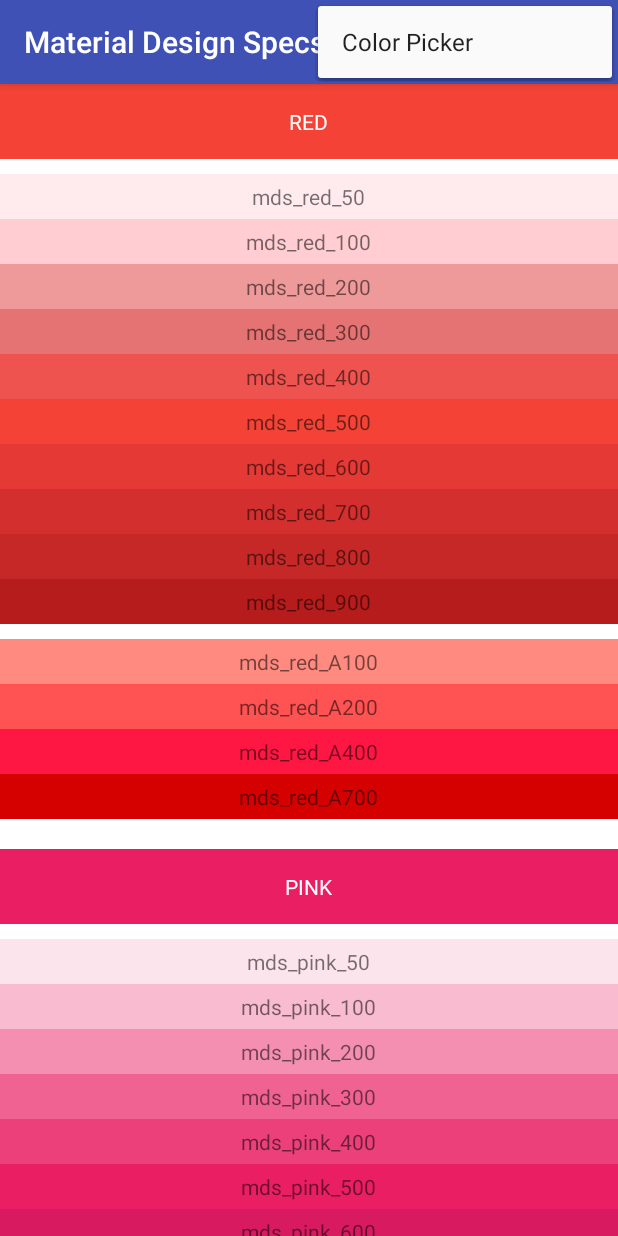
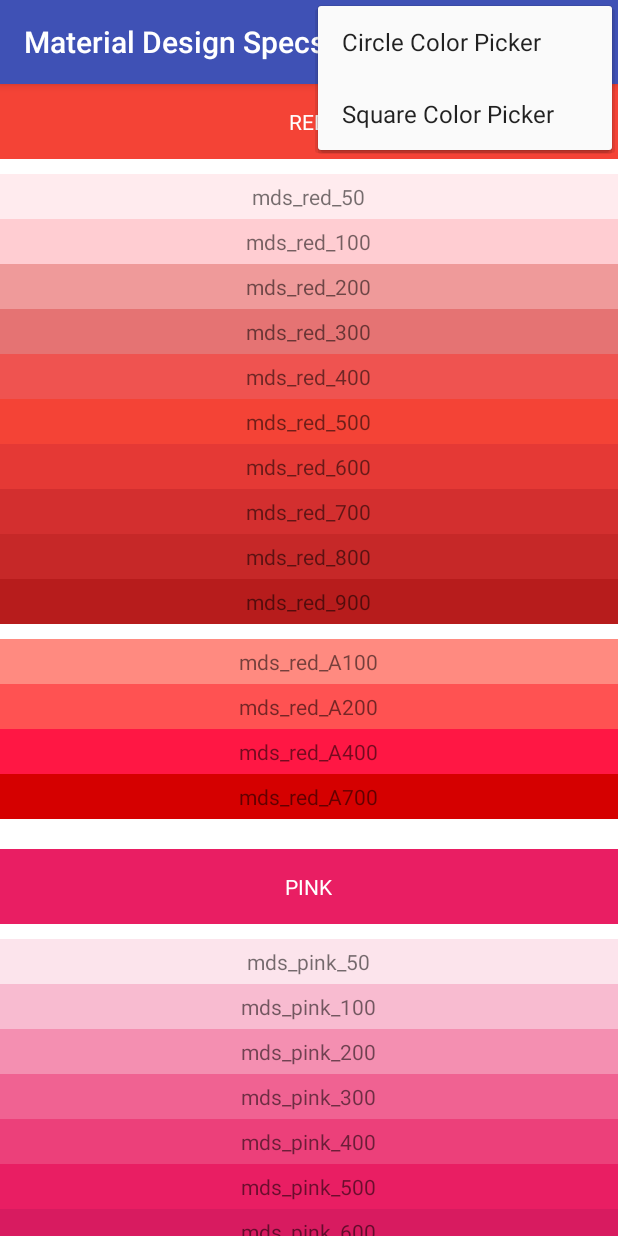
Before and after one commit to androidessence/MaterialDesignSpecs, an Android app: the screen it shows after launch (MainActivity), with the options menu open, on a phone screen of 412 x 824 dp. Run offline under Robolectric (Android 15) with nearby library versions, the phone set to English and light mode, and no system bars.

Commit message:
Added documentation and updated sample.

```diff
--- a/lib/src/main/java/com/androidessence/materialdesignspecs/AlphaNumComparator.java
+++ b/lib/src/main/java/com/androidessence/materialdesignspecs/AlphaNumComparator.java
@@ -39,7 +39,7 @@
  * Use the static "sort" method from the java.util.Collections class:
  * Collections.sort(your list, new AlphanumComparator());
  */
-public class AlphaNumComparator implements Comparator {
+class AlphaNumComparator implements Comparator {
     private boolean isDigit(char ch) {
         return ch >= 48 && ch <= 57;
     }
--- a/sample/src/main/res/menu/menu_main.xml
+++ b/sample/src/main/res/menu/menu_main.xml
@@ -3,8 +3,13 @@
     xmlns:tools="http://schemas.android.com/tools"
     tools:context="com.androidessence.materialdesignspecs.sample.MainActivity">
     <item
-        android:id="@+id/action_color_picker"
+        android:id="@+id/action_circle_color_picker"
         android:orderInCategory="100"
-        android:title="@string/color_picker"
+        android:title="@string/circle_color_picker"
+        app:showAsAction="never" />
+    <item
+        android:id="@+id/action_square_color_picker"
+        android:orderInCategory="100"
+        android:title="@string/square_color_picker"
         app:showAsAction="never" />
 </menu>
--- a/sample/src/main/res/values/strings.xml
+++ b/sample/src/main/res/values/strings.xml
@@ -1,4 +1,5 @@
 <resources>
     <string name="app_name">Material Design Specs Sample</string>
-    <string name="color_picker">Color Picker</string>
+    <string name="circle_color_picker">Circle Color Picker</string>
+    <string name="square_color_picker">Square Color Picker</string>
 </resources>
```
Also changed, not shown: lib/src/main/java/com/androidessence/materialdesignspecs/BaseColorAdapter.java (+79 -25 lines), lib/src/main/java/com/androidessence/materialdesignspecs/CircleColorAdapter.java (+15 -11 lines), lib/src/main/java/com/androidessence/materialdesignspecs/ColorDialog.java (+58 -7 lines), lib/src/main/java/com/androidessence/materialdesignspecs/SquareColorAdapter.java (+11 -9 lines), sample/src/main/java/com/androidessence/materialdesignspecs/sample/MainActivity.java (+19 -7 lines).
